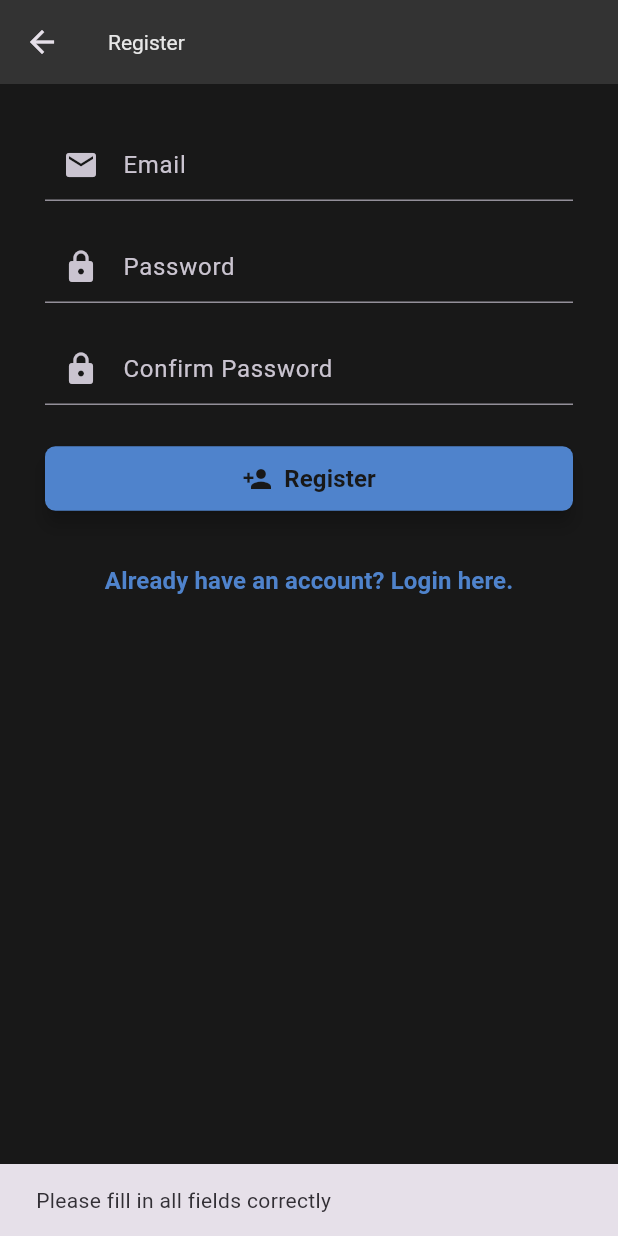
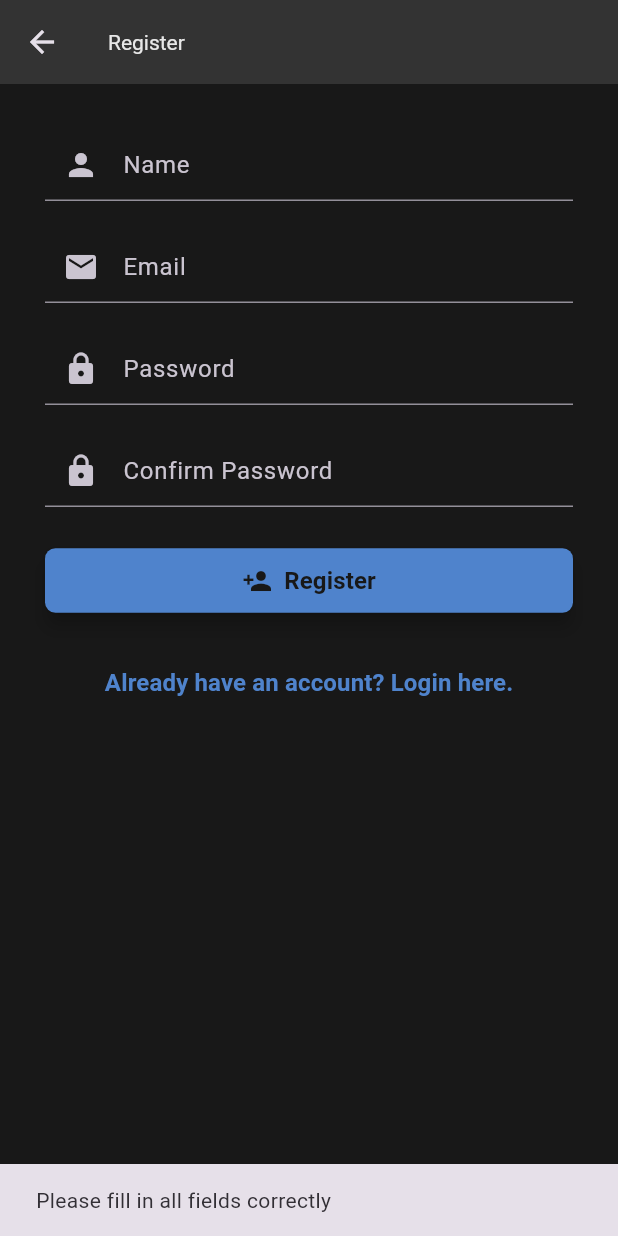
Before and after one commit to KapilbhaiGohil/PersonalAssistantChatBot, a Flutter app: the RegisterScreen screen opened by its route, after a tap on "Register", on a phone screen of 412 x 824 dp. Run offline on Flutter 3.47's test engine with Material 3 defaults, Android fonts, the phone set to English and light mode, and no system bars; our stand-ins replace flutter_secure_storage; accounts and stored records are empty.

Commit message:
Small changes

```diff
--- a/chatbot_ui/lib/screens/register.dart
+++ b/chatbot_ui/lib/screens/register.dart
@@ -1,7 +1,7 @@
+import 'package:chatbot_ui/services/api.dart';
 import 'package:flutter/material.dart';
 import 'package:chatbot_ui/utils/colors.dart';
 import 'package:chatbot_ui/widgets/Input.dart'; // Assuming CustomTextField is defined here
-
 
 class RegisterScreen extends StatefulWidget {
   const RegisterScreen({super.key});
@@ -14,15 +14,20 @@ class _RegisterScreenState extends State<RegisterScreen> {
   final TextEditingController _emailController = TextEditingController();
   final TextEditingController _passwordController = TextEditingController();
   final TextEditingController _confirmPasswordController = TextEditingController();
+  final TextEditingController _nameController = TextEditingController();
+  final chatApi = ChatAPI();
+
+  bool _isLoading = false;  // Track the loading state
 
   // Helper function to validate form inputs
   bool _validateForm() {
     String email = _emailController.text;
     String password = _passwordController.text;
     String confirmPassword = _confirmPasswordController.text;
+    String name = _nameController.text;
 
     // Simple validation for empty fields
-    if (email.isEmpty || password.isEmpty || confirmPassword.isEmpty) {
+    if (email.isEmpty || password.isEmpty || confirmPassword.isEmpty || name.isEmpty) {
       return false;
     }
 
@@ -33,7 +38,6 @@ class _RegisterScreenState extends State<RegisterScreen> {
       );
       return false;
     }
-
     return true;
   }
 
@@ -49,13 +53,20 @@ class _RegisterScreenState extends State<RegisterScreen> {
           mainAxisAlignment: MainAxisAlignment.start,
           children: [
             CustomTextField(
+              controller: _nameController,
+              hintText: 'Enter your name',
+              labelText: 'Name',
+              keyboardType: TextInputType.name,
+              onChanged: (text) {},
+              icon: const Icon(Icons.person),
+            ),
+            const SizedBox(height: 20),
+            CustomTextField(
               controller: _emailController,
               hintText: 'Enter your email',
               labelText: 'Email',
               keyboardType: TextInputType.emailAddress,
-              onChanged: (text) {
-                // Handle text changes
-              },
+              onChanged: (text) {},
               icon: const Icon(Icons.email),
             ),
             const SizedBox(height: 20),
@@ -64,9 +75,7 @@ class _RegisterScreenState extends State<RegisterScreen> {
               hintText: 'Enter your password',
               labelText: 'Password',
               obscureText: true,
-              onChanged: (text) {
-                // Handle text changes
-              },
+              onChanged: (text) {},
               icon: const Icon(Icons.lock),
             ),
             const SizedBox(height: 20),
@@ -75,21 +84,41 @@ class _RegisterScreenState extends State<RegisterScreen> {
               hintText: 'Confirm your password',
               labelText: 'Confirm Password',
               obscureText: true,
-              onChanged: (text) {
-                // Handle text changes
-              },
+              onChanged: (text) {},
               icon: const Icon(Icons.lock),
             ),
             const SizedBox(height: 25),
-            CustomButton(
+            _isLoading
+                ? const Center(child: CircularProgressIndicator())  // Show loader if _isLoading is true
+                : CustomButton(
               text: 'Register',
-              onPressed: () {
-                // Perform registration if inputs are valid
+              onPressed: () async {
                 if (_validateForm()) {
+                  setState(() {
+                    _isLoading = true;  // Set loading state to true
+                  });
+
                   String email = _emailController.text;
                   String password = _passwordController.text;
+                  String name = _nameController.text;
                   print("Register with email: $email and password: $password");
-                  // Implement registration logic here, such as API call
+
+                  // Implement registration logic here
+                  var data = await chatApi.register(email, password, name);
+                  setState(() {
+                    _isLoading = false;  // Set loading state to false after the API call
+                  });
+                  String msg = data['msg'] ?? "Some error occured";
+                  if(data['status']){
+                    Navigator.pop(context);
+                    ScaffoldMessenger.of(context).showSnackBar(
+                      const SnackBar(content: Text('Registration Successfull')),
+                    );
+                  }else{
+                    ScaffoldMessenger.of(context).showSnackBar(
+                      SnackBar(content: Text(msg)),
+                    );
+                  }
                 } else {
                   ScaffoldMessenger.of(context).showSnackBar(
                     const SnackBar(content: Text('Please fill in all fields correctly')),
@@ -103,8 +132,7 @@ class _RegisterScreenState extends State<RegisterScreen> {
             const SizedBox(height: 20),
             TextButton(
               onPressed: () {
-                // Navigate back to Login Screen
-                Navigator.pop(context);
+                Navigator.pop(context); // Navigate back to Login Screen
               },
               child: const Text(
                 'Already have an account? Login here.',
--- a/chatbot_ui/lib/services/api.dart
+++ b/chatbot_ui/lib/services/api.dart
@@ -27,6 +27,11 @@ class ChatAPI {
     );
     http.Response res = await http.post(Uri.parse("$apiUrl/register"),headers: {"Content-Type": "application/json"},body:body);
     var data = json.decode(res.body);
+    if(res.statusCode == 200){
+      data['status'] = true;
+    }else{
+      data['status'] = false;
+    }
     return data;
   }
 
```
Also changed, not shown: chatbot_ui/pubspec.lock, 4 other files.
